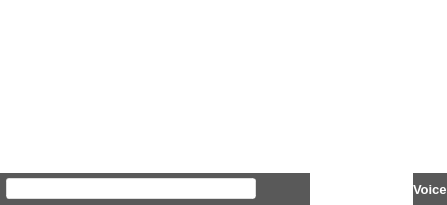
Qt form UiModule/ui/CommunicationWidget.ui (realXtend/tundra) before a commit.
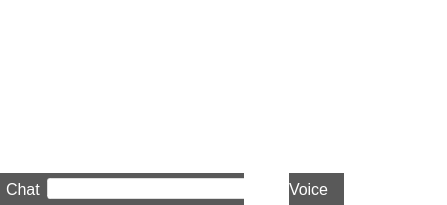
The same form after that commit. Icons and pictures are not drawn.

Commit message: First voice indicator implementation.

The edit to the form file:
```diff
--- a/UiModule/ui/CommunicationWidget.ui
+++ b/UiModule/ui/CommunicationWidget.ui
@@ -79,14 +79,7 @@
 	background-image: url('./data/ui/images/chat/uibutton_IM_click.png');
 }
 
-/* Voice control */
-QPushButton#voiceToggle {
-	border: 0px;
-	background-color: transparent;
-	background-image: url('./data/ui/images/chat/communications_iconGrey.png');
-	background-position: top left;
-	background-repeat: no-repeat;
-}
+QLabel#chatLabel { border: 0px; background-color:  transparent; background-position: top left; background-repeat: no-repeat; color: rgb(255,255,255); }
 
 /* Misc */
 
@@ -178,6 +171,21 @@
           <property name="bottomMargin">
            <number>0</number>
           </property>
+          <item>
+           <widget class="QLabel" name="chatLabel">
+            <property name="font">
+             <font>
+              <family>Arial</family>
+              <pointsize>12</pointsize>
+              <weight>50</weight>
+              <bold>false</bold>
+             </font>
+            </property>
+            <property name="text">
+             <string>Chat</string>
+            </property>
+           </widget>
+          </item>
           <item>
            <layout class="QHBoxLayout" name="chatHorizontalLayout">
             <item>
@@ -241,88 +249,7 @@
       </layout>
      </item>
      <item>
-      <layout class="QVBoxLayout" name="verticalLayout_im">
-       <item>
-        <spacer name="verticalSpacer">
-         <property name="orientation">
-          <enum>Qt::Vertical</enum>
-         </property>
-         <property name="sizeHint" stdset="0">
-          <size>
-           <width>20</width>
-           <height>40</height>
-          </size>
-         </property>
-        </spacer>
-       </item>
-       <item>
-        <widget class="QWidget" name="imContentWidget" native="true">
-         <property name="sizePolicy">
-          <sizepolicy hsizetype="Fixed" vsizetype="Fixed">
-           <horstretch>0</horstretch>
-           <verstretch>0</verstretch>
-          </sizepolicy>
-         </property>
-         <property name="minimumSize">
-          <size>
-           <width>103</width>
-           <height>32</height>
-          </size>
-         </property>
-         <property name="maximumSize">
-          <size>
-           <width>103</width>
-           <height>32</height>
-          </size>
-         </property>
-         <layout class="QHBoxLayout" name="horizontalLayout_3">
-          <property name="spacing">
-           <number>0</number>
-          </property>
-          <property name="margin">
-           <number>0</number>
-          </property>
-          <item>
-           <widget class="QPushButton" name="imButton">
-            <property name="sizePolicy">
-             <sizepolicy hsizetype="Fixed" vsizetype="Fixed">
-              <horstretch>0</horstretch>
-              <verstretch>0</verstretch>
-             </sizepolicy>
-            </property>
-            <property name="minimumSize">
-             <size>
-              <width>84</width>
-              <height>32</height>
-             </size>
-            </property>
-            <property name="maximumSize">
-             <size>
-              <width>84</width>
-              <height>32</height>
-             </size>
-            </property>
-            <property name="font">
-             <font>
-              <family>Calibri</family>
-              <pointsize>10</pointsize>
-             </font>
-            </property>
-            <property name="text">
-             <string/>
-            </property>
-            <property name="flat">
-             <bool>true</bool>
-            </property>
-           </widget>
-          </item>
-         </layout>
-        </widget>
-       </item>
-      </layout>
-     </item>
-     <item>
-      <layout class="QVBoxLayout" name="voiceLayout" stretch="0">
+      <layout class="QVBoxLayout" name="voiceLayoutVoice" stretch="0">
        <property name="spacing">
         <number>0</number>
        </property>
@@ -352,23 +279,43 @@
          </item>
          <item>
           <layout class="QHBoxLayout" name="voiceLayoutH">
+           <property name="spacing">
+            <number>0</number>
+           </property>
            <property name="margin">
             <number>0</number>
            </property>
+           <item>
+            <widget class="QWidget" name="toggle" native="true">
+             <property name="enabled">
+              <bool>false</bool>
+             </property>
+             <property name="minimumSize">
+              <size>
+               <width>45</width>
+               <height>0</height>
+              </size>
+             </property>
+             <property name="styleSheet">
+              <string notr="true">QWidget#toggle { border: 0px; background-color:transparent; background-image: url('./data/ui/images/comm/border.png'); background-position: top left; background-repeat: no-repeat; }</string>
+             </property>
+             <zorder>verticalSpacer_voice</zorder>
+            </widget>
+           </item>
            <item>
             <widget class="QLabel" name="voiceLabel">
              <property name="minimumSize">
               <size>
-               <width>0</width>
+               <width>55</width>
                <height>32</height>
               </size>
              </property>
              <property name="font">
               <font>
-               <family>MS Sans Serif</family>
-               <pointsize>10</pointsize>
-               <weight>75</weight>
-               <bold>true</bold>
+               <family>Arial</family>
+               <pointsize>12</pointsize>
+               <weight>50</weight>
+               <bold>false</bold>
               </font>
              </property>
              <property name="autoFillBackground">
@@ -389,6 +336,87 @@
        </item>
       </layout>
      </item>
+     <item>
+      <layout class="QVBoxLayout" name="verticalLayoutIm">
+       <item>
+        <spacer name="verticalSpacer">
+         <property name="orientation">
+          <enum>Qt::Vertical</enum>
+         </property>
+         <property name="sizeHint" stdset="0">
+          <size>
+           <width>20</width>
+           <height>40</height>
+          </size>
+         </property>
+        </spacer>
+       </item>
+       <item>
+        <widget class="QWidget" name="imContentWidget" native="true">
+         <property name="sizePolicy">
+          <sizepolicy hsizetype="Fixed" vsizetype="Fixed">
+           <horstretch>0</horstretch>
+           <verstretch>0</verstretch>
+          </sizepolicy>
+         </property>
+         <property name="minimumSize">
+          <size>
+           <width>103</width>
+           <height>32</height>
+          </size>
+         </property>
+         <property name="maximumSize">
+          <size>
+           <width>103</width>
+           <height>32</height>
+          </size>
+         </property>
+         <layout class="QHBoxLayout" name="horizontalLayout_3">
+          <property name="spacing">
+           <number>0</number>
+          </property>
+          <property name="margin">
+           <number>0</number>
+          </property>
+          <item>
+           <widget class="QPushButton" name="imButton">
+            <property name="sizePolicy">
+             <sizepolicy hsizetype="Fixed" vsizetype="Fixed">
+              <horstretch>0</horstretch>
+              <verstretch>0</verstretch>
+             </sizepolicy>
+            </property>
+            <property name="minimumSize">
+             <size>
+              <width>84</width>
+              <height>32</height>
+             </size>
+            </property>
+            <property name="maximumSize">
+             <size>
+              <width>84</width>
+              <height>32</height>
+             </size>
+            </property>
+            <property name="font">
+             <font>
+              <family>Calibri</family>
+              <pointsize>10</pointsize>
+             </font>
+            </property>
+            <property name="text">
+             <string/>
+            </property>
+            <property name="flat">
+             <bool>true</bool>
+            </property>
+           </widget>
+          </item>
+         </layout>
+        </widget>
+       </item>
+      </layout>
+     </item>
     </layout>
    </item>
   </layout>
```
Left out of the diff: 4 changed lines with no effect on the pictures. The commit also changes 16 other files.
